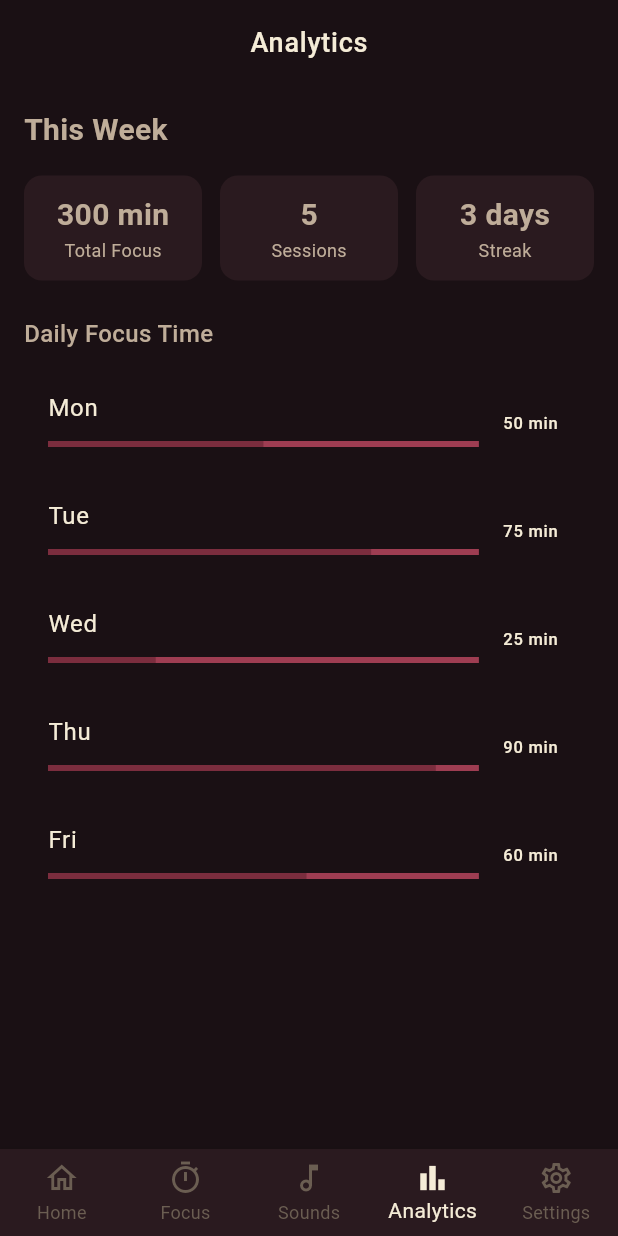
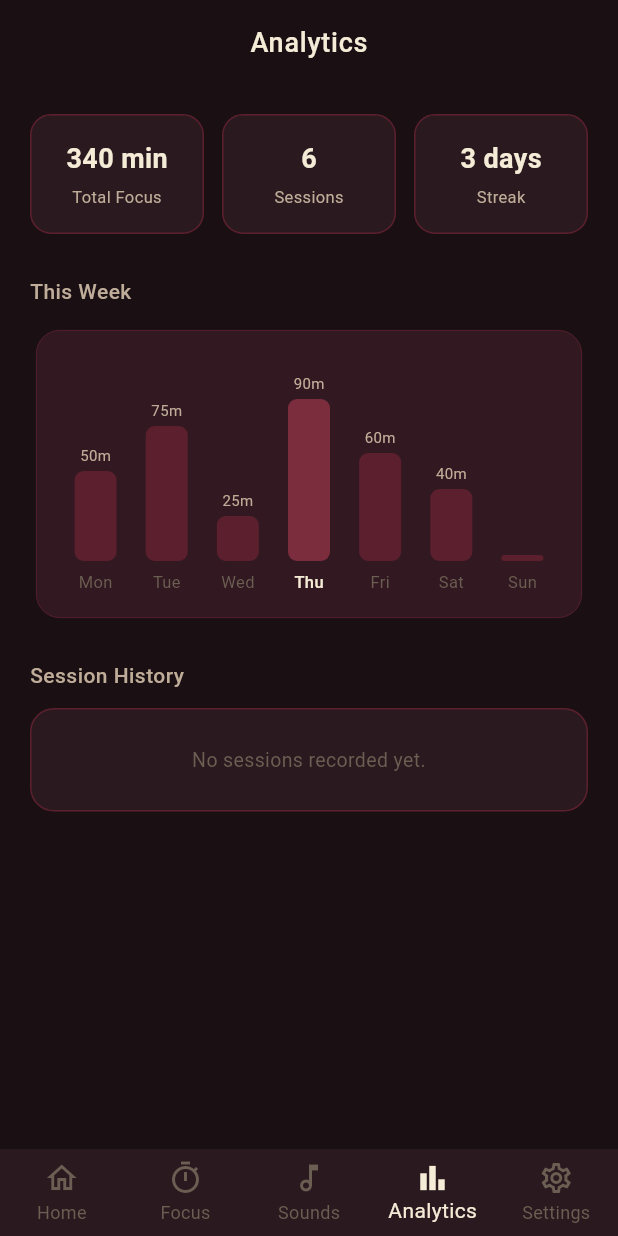
Before and after one commit to samia21-04/MusicDev, a Flutter app: the screen it shows after launch, item 4 of the bottom bar chosen, on a phone screen of 412 x 824 dp. Run offline on Flutter 3.47's test engine with Material 3 defaults, Android fonts, the light colour scheme and no system bars; our stand-ins replace just_audio, shared_preferences, sqflite; accounts and stored records are empty.

Commit message:
update app colors

```diff
--- a/musicdev/lib/screens/analytics_screen.dart
+++ b/musicdev/lib/screens/analytics_screen.dart
@@ -1,4 +1,7 @@
 import 'package:flutter/material.dart';
+import 'package:provider/provider.dart';
+import '../providers/session_provider.dart';
+import '../main.dart';
 
 class AnalyticsScreen extends StatefulWidget {
   const AnalyticsScreen({super.key});
@@ -8,81 +11,205 @@ class AnalyticsScreen extends StatefulWidget {
 }
 
 class _AnalyticsScreenState extends State<AnalyticsScreen> {
-  // TODO: Replace with real data loaded from SQLite
-  final List<Map<String, dynamic>> _mockData = [
+  final List<Map<String, dynamic>> _weekData = [
     {'day': 'Mon', 'minutes': 50},
     {'day': 'Tue', 'minutes': 75},
     {'day': 'Wed', 'minutes': 25},
     {'day': 'Thu', 'minutes': 90},
     {'day': 'Fri', 'minutes': 60},
+    {'day': 'Sat', 'minutes': 40},
+    {'day': 'Sun', 'minutes': 0},
   ];
+
+  int get _totalMinutes =>
+      _weekData.fold(0, (sum, d) => sum + (d['minutes'] as int));
+
+  int get _totalSessions => _weekData.where((d) => d['minutes'] > 0).length;
 
   @override
   Widget build(BuildContext context) {
+    final provider = context.watch<SessionProvider>();
+
     return Scaffold(
       appBar: AppBar(title: const Text('Analytics')),
-      body: Padding(
-        padding: const EdgeInsets.all(16.0),
+      body: SingleChildScrollView(
+        padding: const EdgeInsets.all(20),
         child: Column(
           crossAxisAlignment: CrossAxisAlignment.start,
           children: [
-            const Text('This Week',
-                style: TextStyle(fontSize: 20, fontWeight: FontWeight.bold)),
-            const SizedBox(height: 16),
-            // Summary cards
+
+            // ── Summary Cards ─────────────────────────────
             Row(
               children: [
-                _statCard('Total Focus', '300 min'),
+                _statCard('$_totalMinutes min', 'Total Focus'),
                 const SizedBox(width: 12),
-                _statCard('Sessions', '5'),
+                _statCard('$_totalSessions', 'Sessions'),
                 const SizedBox(width: 12),
-                _statCard('Streak', '3 days'),
+                _statCard('3 days', 'Streak'),
               ],
             ),
-            const SizedBox(height: 24),
-            const Text('Daily Focus Time',
-                style: TextStyle(fontSize: 16, fontWeight: FontWeight.w500)),
+            const SizedBox(height: 28),
+
+            // ── Bar Chart ─────────────────────────────────
+            _sectionLabel('This Week'),
             const SizedBox(height: 12),
-            // TODO: Replace this list with fl_chart bar chart
-            Expanded(
-              child: ListView.builder(
-                itemCount: _mockData.length,
-                itemBuilder: (context, index) {
-                  final day = _mockData[index];
-                  return ListTile(
-                    title: Text(day['day']),
-                    trailing: Text('${day['minutes']} min'),
-                    subtitle: LinearProgressIndicator(
-                      value: day['minutes'] / 100,
+            Card(
+              child: Padding(
+                padding: const EdgeInsets.all(16),
+                child: Column(
+                  children: [
+                    SizedBox(
+                      height: 160,
+                      child: Row(
+                        crossAxisAlignment: CrossAxisAlignment.end,
+                        mainAxisAlignment: MainAxisAlignment.spaceAround,
+                        children: _weekData.map((data) {
+                          final int mins = data['minutes'] as int;
+                          final double maxHeight = 120;
+                          final double barHeight =
+                              mins == 0 ? 4 : (mins / 100) * maxHeight;
+                          final bool isToday = data['day'] == 'Thu';
+
+                          return Column(
+                            mainAxisAlignment: MainAxisAlignment.end,
+                            children: [
+                              Text(
+                                mins > 0 ? '${mins}m' : '',
+                                style: const TextStyle(
+                                    color: AppColors.creamMuted,
+                                    fontSize: 10),
+                              ),
+                              const SizedBox(height: 4),
+                              AnimatedContainer(
+                                duration: const Duration(milliseconds: 400),
+                                width: 28,
+                                height: barHeight,
+                                decoration: BoxDecoration(
+                                  color: isToday
+                                      ? AppColors.maroon
+                                      : AppColors.maroonDark,
+                                  borderRadius: BorderRadius.circular(6),
+                                ),
+                              ),
+                              const SizedBox(height: 6),
+                              Text(
+                                data['day'],
+                                style: TextStyle(
+                                  color: isToday
+                                      ? AppColors.cream
+                                      : AppColors.creamFaint,
+                                  fontSize: 11,
+                                  fontWeight: isToday
+                                      ? FontWeight.w500
+                                      : FontWeight.normal,
+                                ),
+                              ),
+                            ],
+                          );
+                        }).toList(),
+                      ),
                     ),
-                  );
-                },
+                  ],
+                ),
               ),
             ),
+            const SizedBox(height: 24),
+
+            // ── Session History ───────────────────────────
+            _sectionLabel('Session History'),
+            const SizedBox(height: 12),
+            provider.sessions.isEmpty
+                ? Container(
+                    width: double.infinity,
+                    padding: const EdgeInsets.all(24),
+                    decoration: BoxDecoration(
+                      color: AppColors.surface,
+                      borderRadius: BorderRadius.circular(16),
+                      border: Border.all(color: AppColors.maroonDark),
+                    ),
+                    child: const Text(
+                      'No sessions recorded yet.',
+                      textAlign: TextAlign.center,
+                      style: TextStyle(
+                          color: AppColors.creamFaint, fontSize: 13),
+                    ),
+                  )
+                : ListView.builder(
+                    shrinkWrap: true,
+                    physics: const NeverScrollableScrollPhysics(),
+                    itemCount: provider.sessions.length,
+                    itemBuilder: (context, index) {
+                      final session = provider.sessions[index];
+                      return Card(
+                        margin: const EdgeInsets.only(bottom: 10),
+                        child: ListTile(
+                          leading: CircleAvatar(
+                            backgroundColor: AppColors.maroonDark,
+                            child: Text(
+                              '${session.durationMins}m',
+                              style: const TextStyle(
+                                  color: AppColors.cream, fontSize: 11),
+                            ),
+                          ),
+                          title: Text(
+                            session.title ?? 'Focus Session',
+                            style: const TextStyle(color: AppColors.cream),
+                          ),
+                          subtitle: Text(
+                            '${session.mood} · ${session.taskType}',
+                            style: const TextStyle(
+                                color: AppColors.creamMuted, fontSize: 12),
+                          ),
+                          trailing: Text(
+                            session.createdAt.substring(0, 10),
+                            style: const TextStyle(
+                                color: AppColors.creamFaint, fontSize: 11),
+                          ),
+                        ),
+                      );
+                    },
+                  ),
           ],
         ),
       ),
     );
   }
 
-  Widget _statCard(String label, String value) {
+  Widget _statCard(String value, String label) {
     return Expanded(
       child: Container(
-        padding: const EdgeInsets.all(12),
+        padding: const EdgeInsets.symmetric(vertical: 16, horizontal: 12),
         decoration: BoxDecoration(
-          color: Theme.of(context).colorScheme.surfaceVariant,
-          borderRadius: BorderRadius.circular(12),
+          color: AppColors.surface,
+          borderRadius: BorderRadius.circular(14),
+          border: Border.all(color: AppColors.maroonDark),
         ),
         child: Column(
           children: [
             Text(value,
                 style: const TextStyle(
-                    fontSize: 20, fontWeight: FontWeight.bold)),
+                    color: AppColors.cream,
+                    fontSize: 18,
+                    fontWeight: FontWeight.w600)),
+            const SizedBox(height: 4),
             Text(label,
-                style: const TextStyle(fontSize: 12)),
+                style: const TextStyle(
+                    color: AppColors.creamMuted, fontSize: 11)),
           ],
         ),
       ),
     );
   }
+
+  Widget _sectionLabel(String text) {
+    return Text(
+      text,
+      style: const TextStyle(
+        fontSize: 14,
+        fontWeight: FontWeight.w500,
+        color: AppColors.creamMuted,
+        letterSpacing: 0.3,
+      ),
+    );
+  }
 }
```
